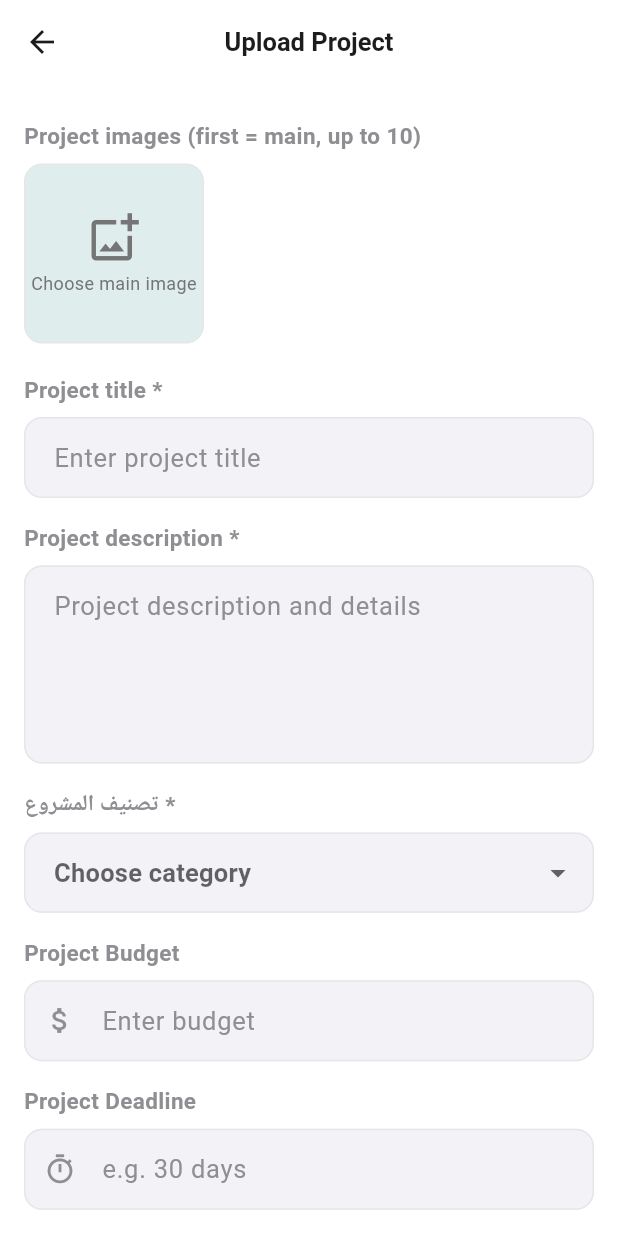
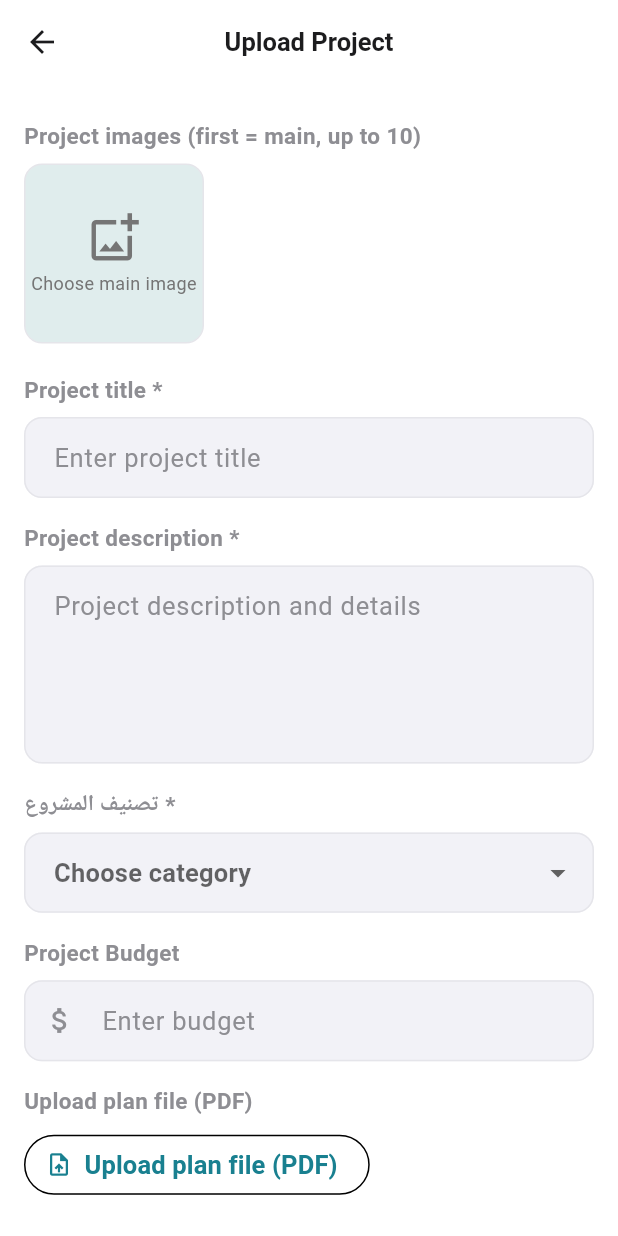
Before and after one commit to ahmadghneem540/archiarena, a Flutter app: the WhatDoThink screen opened directly with empty values, on a phone screen of 412 x 824 dp. Run offline on Flutter 3.47's test engine with Material 3 defaults, Android fonts, the phone set to English and light mode, and no system bars; our stand-ins replace audioplayers, connectivity_plus, dio, file_picker, firebase_core, firebase_messaging and 7 more; missing offline and left inert: record; accounts and stored records are empty; statements that could not run were skipped.

Commit message:
feat: POST /home/company/posts for orders, POST /home/posts for news; timeout & friends API fixes
Made-with: Cursor

```diff
--- a/lib/core/api/api_client.dart
+++ b/lib/core/api/api_client.dart
@@ -18,8 +18,8 @@ class ApiClient {
   static Dio _createDio() {
     final options = BaseOptions(
       baseUrl: ConstData.API_BASE,
-      connectTimeout: const Duration(seconds: 30),
-      receiveTimeout: const Duration(seconds: 30),
+      connectTimeout: const Duration(seconds: 60),
+      receiveTimeout: const Duration(seconds: 60),
       headers: {
         'Accept': 'application/json',
         'Content-Type': 'application/json',
--- a/lib/core/translations/app_translation.dart
+++ b/lib/core/translations/app_translation.dart
@@ -247,6 +247,7 @@ class AppTranslations extends Translations {
       'project_deadline_remaining': 'متبقي حتى انتهاء المشروع',
       'deal_timer': 'مؤقت الصفقة',
       'error_occurred': 'حدث خطأ',
+      'error_connection_timeout': 'انتهت مهلة الاتصال. تحقق من الإنترنت وحاول مرة أخرى.',
       'search_users_hint': 'ابحث عن مستخدمين...',
       'design_details': 'تفاصيل التصميم',
       'plans_and_drawings': 'المخططات والرسومات',
@@ -585,6 +586,7 @@ class AppTranslations extends Translations {
       'project_deadline_remaining': 'Time until project ends',
       'deal_timer': 'Deal timer',
       'error_occurred': 'An error occurred',
+      'error_connection_timeout': 'Connection timed out. Check your internet and try again.',
       'search_users_hint': 'Search for users...',
       'design_details': 'Design details',
       'plans_and_drawings': 'Plans and drawings',
@@ -922,6 +924,7 @@ class AppTranslations extends Translations {
       'project_deadline_remaining': 'Verbleibende Zeit bis Projektende',
       'deal_timer': 'Deal-Timer',
       'error_occurred': 'Ein Fehler ist aufgetreten',
+      'error_connection_timeout': 'Zeitüberschreitung der Verbindung. Internet prüfen und erneut versuchen.',
       'search_users_hint': 'Benutzer suchen...',
       'design_details': 'Designdetails',
       'plans_and_drawings': 'Pläne und Zeichnungen',
--- a/lib/data/services/home_api_service.dart
+++ b/lib/data/services/home_api_service.dart
@@ -95,6 +95,55 @@ class HomeApiService {
         );
       }
       return ApiResponse(status: 0, message: 'صيغة استجابة غير متوقعة');
+    } on DioException catch (e) {
+      return _handleError(e);
+    }
+  }
+
+  /// رفع مشروع إلى قسم الطلبات فقط — POST /home/company/posts
+  /// يُستخدم من زر "رفع المشروع" فقط. يظهر في واجهة الطلبات وليس في آخر الأخبار.
+  /// الحقول المطلوبة: title, category, description. الصور وباقي الحقول اختيارية.
+  static Future<ApiResponse<Map<String, dynamic>>> createCompanyPost({
+    required String title,
+    required String category,
+    required String description,
+    String? area,
+    String? style,
+    String? budget,
+    String? deadline,
+    List<File>? images,
+  }) async {
+    try {
+      final map = <String, dynamic>{
+        'title': title,
+        'category': category,
+        'description': description,
+        if (area != null && area.isNotEmpty) 'area': area,
+        if (style != null && style.isNotEmpty) 'style': style,
+        if (budget != null && budget.isNotEmpty) 'budget': budget,
+        if (deadline != null && deadline.isNotEmpty) 'deadline': deadline,
+      };
+      final formData = FormData.fromMap(map);
+      if (images != null && images.isNotEmpty) {
+        for (var i = 0; i < images.length && i < 10; i++) {
+          final f = images[i];
+          final name = f.path.split(RegExp(r'[/\\]')).last;
+          final multipart = await MultipartFile.fromFile(f.path, filename: name);
+          if (i == 0) {
+            formData.files.add(MapEntry('image', multipart));
+          } else {
+            formData.files.add(MapEntry('images[]', multipart));
+          }
+        }
+      }
+      final res = await _dio.post(
+        ApiEndpoints.companyCreatePost,
+        data: formData,
+      );
+      return ApiResponse.fromJson(
+        res.data as Map<String, dynamic>,
+        fromJsonT: (d) => d as Map<String, dynamic>,
+      );
     } on DioException catch (e) {
       return _handleError(e);
     }
@@ -261,6 +310,8 @@ class HomeApiService {
     }
   }
 
+  /// نشر منشور في آخر الأخبار — POST /home/posts (قسم الشركات، زر "بماذا تفكر").
+  /// يدعم رفع صور وملف PDF (مخطط المشروع).
   static Future<ApiResponse<Map<String, dynamic>>> createPost({
     required String title,
     required String category,
@@ -272,12 +323,8 @@ class HomeApiService {
     String? suitableFor,
     String? style,
     String? budget,
-    String? deadline,
-    String? projectTimer,
-    int? timerDays,
-    int? timerHours,
-    int? timerMinutes,
     List<File>? images,
+    File? planPdf,
   }) async {
     try {
       final map = <String, dynamic>{
@@ -295,12 +342,6 @@ class HomeApiService {
           'suitable_for': suitableFor,
         if (style != null && style.isNotEmpty) 'style': style,
         if (budget != null && budget.isNotEmpty) 'budget': budget,
-        if (deadline != null && deadline.isNotEmpty) 'deadline': deadline,
-        if (projectTimer != null && projectTimer.isNotEmpty)
-          'project_timer': projectTimer,
-        if (timerDays != null) 'timer_days': timerDays,
-        if (timerHours != null) 'timer_hours': timerHours,
-        if (timerMinutes != null) 'timer_minutes': timerMinutes,
       };
 
       final formData = FormData.fromMap(map);
@@ -309,19 +350,28 @@ class HomeApiService {
         for (var i = 0; i < images.length && i < 10; i++) {
           final f = images[i];
           final name = f.path.split(RegExp(r'[/\\]')).last;
-          formData.files.add(
-            MapEntry(
-              'images',
-              await MultipartFile.fromFile(f.path, filename: name),
-            ),
-          );
+          final multipart = await MultipartFile.fromFile(f.path, filename: name);
+          if (i == 0) {
+            formData.files.add(MapEntry('image', multipart));
+          } else {
+            formData.files.add(MapEntry('images[]', multipart));
+          }
         }
       }
 
+      if (planPdf != null) {
+        final name = planPdf.path.split(RegExp(r'[/\\]')).last;
+        formData.files.add(
+          MapEntry(
+            'plan_file',
+            await MultipartFile.fromFile(planPdf.path, filename: name),
+          ),
+        );
+      }
+
       final res = await _dio.post(
-        ApiEndpoints.companyCreatePost,
+        ApiEndpoints.homePosts(),
         data: formData,
-        options: Options(contentType: 'multipart/form-data'),
       );
       return ApiResponse.fromJson(
         res.data as Map<String, dynamic>,
@@ -486,10 +536,17 @@ class HomeApiService {
     final status = e.response?.statusCode ?? 0;
     final data = e.response?.data;
     String? message;
-    if (data is Map && data['message'] != null) {
-      message = data['message'].toString();
-    } else {
-      message = e.message ?? 'حدث خطأ في الاتصال';
+    if (data is Map) {
+      message = data['message']?.toString() ??
+          data['error']?.toString() ??
+          data['msg']?.toString();
+    }
+    if (message == null || message.isEmpty) {
+      if (status >= 500 && status < 600) {
+        message = 'خطأ من الخادم. حاول مرة أخرى لاحقاً.';
+      } else {
+        message = e.message ?? 'حدث خطأ في الاتصال';
+      }
     }
     return ApiResponse(status: status, message: message);
   }
--- a/lib/features/home/widgets/upload_project.dart
+++ b/lib/features/home/widgets/upload_project.dart
@@ -250,16 +250,16 @@ class UploadProjectPage extends StatelessWidget {
                       }
                       isLoading.value = true;
                       try {
-                        final res = await HomeApiService.createPost(
+                        final res = await HomeApiService.createCompanyPost(
                           title: 'مشروع',
-                          category: 'آخر',
+                          category: 'other',
                           description: '—',
                           images: [file],
                         );
                         if (res.isSuccess) {
                           Get.back();
                           homeController.closeUploadPage();
-                          homeController.loadPosts();
+                          homeController.loadOrders();
                           Get.snackbar(
                             'success'.tr,
                             'upload_project_success'.tr,
--- a/lib/features/home/widgets/what_do__think.dart
+++ b/lib/features/home/widgets/what_do__think.dart
@@ -1,4 +1,5 @@
 import 'dart:io';
+import 'package:file_picker/file_picker.dart';
 import 'package:flutter/material.dart';
 import 'package:get/get.dart';
 import 'package:image_picker/image_picker.dart';
@@ -21,13 +22,10 @@ class _WhatDoThinkState extends State<WhatDoThink> {
   final _titleController = TextEditingController();
   final _descriptionController = TextEditingController();
   final _budgetController = TextEditingController();
-  final _deadlineController = TextEditingController();
-  final _timerDaysController = TextEditingController();
-  final _timerHoursController = TextEditingController();
-  final _timerMinutesController = TextEditingController();
 
   final List<File> _images = [];
   static const int _maxImages = 10;
+  File? _planPdf;
   String? _selectedCategory;
   bool _isUploading = false;
 
@@ -41,10 +39,6 @@ class _WhatDoThinkState extends State<WhatDoThink> {
     _titleController.dispose();
     _descriptionController.dispose();
     _budgetController.dispose();
-    _deadlineController.dispose();
-    _timerDaysController.dispose();
-    _timerHoursController.dispose();
-    _timerMinutesController.dispose();
     super.dispose();
   }
 
@@ -64,17 +58,17 @@ class _WhatDoThinkState extends State<WhatDoThink> {
     setState(() => _images.removeAt(index));
   }
 
-  void _pickPlanFile() {
-    Get.snackbar(
-      'info'.tr,
-      'plan_pdf_soon'.tr,
-      snackPosition: SnackPosition.BOTTOM,
+  Future<void> _pickPlanFile() async {
+    final result = await FilePicker.platform.pickFiles(
+      type: FileType.custom,
+      allowedExtensions: ['pdf'],
+      allowMultiple: false,
     );
-  }
-
-  int? _parseInt(String? s) {
-    if (s == null || s.trim().isEmpty) return null;
-    return int.tryParse(s.trim());
+    if (result == null || result.files.isEmpty) return;
+    final path = result.files.single.path;
+    if (path != null && mounted) {
+      setState(() => _planPdf = File(path));
+    }
   }
 
   Future<void> _submitProject() async {
@@ -101,10 +95,6 @@ class _WhatDoThinkState extends State<WhatDoThink> {
     setState(() => _isUploading = true);
 
     try {
-      final timerDays = _parseInt(_timerDaysController.text);
-      final timerHours = _parseInt(_timerHoursController.text);
-      final timerMinutes = _parseInt(_timerMinutesController.text);
-
       final res = await HomeApiService.createPost(
         title: title,
         category: _selectedCategory!,
@@ -112,13 +102,8 @@ class _WhatDoThinkState extends State<WhatDoThink> {
         budget: _budgetController.text.trim().isEmpty
             ? null
             : _budgetController.text.trim(),
-        deadline: _deadlineController.text.trim().isEmpty
-            ? null
-            : _deadlineController.text.trim(),
-        timerDays: timerDays,
-        timerHours: timerHours,
-        timerMinutes: timerMinutes,
         images: _images,
+        planPdf: _planPdf,
       );
 
       if (!mounted) return;
@@ -169,10 +154,6 @@ class _WhatDoThinkState extends State<WhatDoThink> {
                   _buildCategoryDropdown(),
                   const SizedBox(height: 16),
                   _buildBudgetField(),
-                  const SizedBox(height: 16),
-                  _buildDeadlineField(),
-                  const SizedBox(height: 16),
-                  _buildTimerSection(),
                   const SizedBox(height: 16),
                   _buildPlanFileSection(),
                   const SizedBox(height: 24),
@@ -276,58 +257,6 @@ class _WhatDoThinkState extends State<WhatDoThink> {
     );
   }
 
-  Widget _buildTimerSection() {
-    return Column(
-      crossAxisAlignment: CrossAxisAlignment.start,
-      children: [
-        Text(
-          'project_timer_label'.tr,
-          style: const TextStyle(fontWeight: FontWeight.w600),
-        ),
-        const SizedBox(height: 8),
-        Row(
-          children: [
-            Expanded(
-              child: TextField(
-                controller: _timerDaysController,
-                keyboardType: TextInputType.number,
-                textDirection: TextDirection.rtl,
-                decoration: InputDecoration(
-                  hintText: 'timer_days_hint'.tr,
-                  prefixIcon: const Icon(Icons.calendar_today, size: 20),
-                ),
-              ),
-            ),
-            const SizedBox(width: 8),
-            Expanded(
-              child: TextField(
-                controller: _timerHoursController,
-                keyboardType: TextInputType.number,
-                textDirection: TextDirection.rtl,
-                decoration: InputDecoration(
-                  hintText: 'timer_hours_hint'.tr,
-                  prefixIcon: const Icon(Icons.schedule, size: 20),
-                ),
-              ),
-            ),
-            const SizedBox(width: 8),
-            Expanded(
-              child: TextField(
-                controller: _timerMinutesController,
-                keyboardType: TextInputType.number,
-                textDirection: TextDirection.rtl,
-                decoration: InputDecoration(
-                  hintText: 'timer_minutes_hint'.tr,
-                  prefixIcon: const Icon(Icons.timer_outlined, size: 20),
-                ),
-              ),
-            ),
-          ],
-        ),
-      ],
-    );
-  }
-
   Widget _buildTitleField() => Column(
     crossAxisAlignment: CrossAxisAlignment.start,
     children: [
@@ -381,25 +310,6 @@ class _WhatDoThinkState extends State<WhatDoThink> {
     ],
   );
 
-  Widget _buildDeadlineField() => Column(
-    crossAxisAlignment: CrossAxisAlignment.start,
-    children: [
-      Text(
-        'project_deadline'.tr,
-        style: const TextStyle(fontWeight: FontWeight.w600),
-      ),
-      const SizedBox(height: 8),
-      TextField(
-        controller: _deadlineController,
-        textDirection: TextDirection.rtl,
-        decoration: InputDecoration(
-          hintText: 'enter_deadline'.tr,
-          prefixIcon: const Icon(Icons.timer_outlined, size: 22),
-        ),
-      ),
-    ],
-  );
-
   Widget _buildCategoryDropdown() => Column(
     crossAxisAlignment: CrossAxisAlignment.start,
     children: [
@@ -422,15 +332,33 @@ class _WhatDoThinkState extends State<WhatDoThink> {
   Widget _buildPlanFileSection() => Column(
     crossAxisAlignment: CrossAxisAlignment.start,
     children: [
-      const Text(
-        'ملف مخطط المشروع (اختياري)',
-        style: TextStyle(fontWeight: FontWeight.w600),
+      Text(
+        'upload_plan_pdf'.tr,
+        style: const TextStyle(fontWeight: FontWeight.w600),
       ),
       const SizedBox(height: 8),
-      OutlinedButton.icon(
-        onPressed: _pickPlanFile,
-        icon: const Icon(Icons.upload_file),
-        label: Text('upload_plan_pdf'.tr),
+      Row(
+        children: [
+          OutlinedButton.icon(
+            onPressed: _pickPlanFile,
+            icon: const Icon(Icons.upload_file),
+            label: Text(_planPdf == null ? 'upload_plan_pdf'.tr : 'استبدال'),
+          ),
+          if (_planPdf != null) ...[
+            const SizedBox(width: 8),
+            Expanded(
+              child: Text(
+                _planPdf!.path.split(RegExp(r'[/\\]')).last,
+                style: TextStyle(fontSize: 13, color: AppColors.grey600),
+                overflow: TextOverflow.ellipsis,
+              ),
+            ),
+            IconButton(
+              icon: const Icon(Icons.close, size: 20),
+              onPressed: () => setState(() => _planPdf = null),
+            ),
+          ],
+        ],
       ),
     ],
   );
--- a/pubspec.yaml
+++ b/pubspec.yaml
@@ -24,6 +24,7 @@ dependencies:
   firebase_messaging: ^15.1.5
   flutter_local_notifications: ^18.0.1
   open_file: ^3.3.2
+  file_picker: ^8.0.0
 
 dev_dependencies:
   flutter_test:
```
Also changed, not shown: lib/data/services/auth_api_service.dart (+21 -14 lines), lib/data/services/friends_api_service.dart (+22 -4 lines), pubspec.lock, 2 other files.
